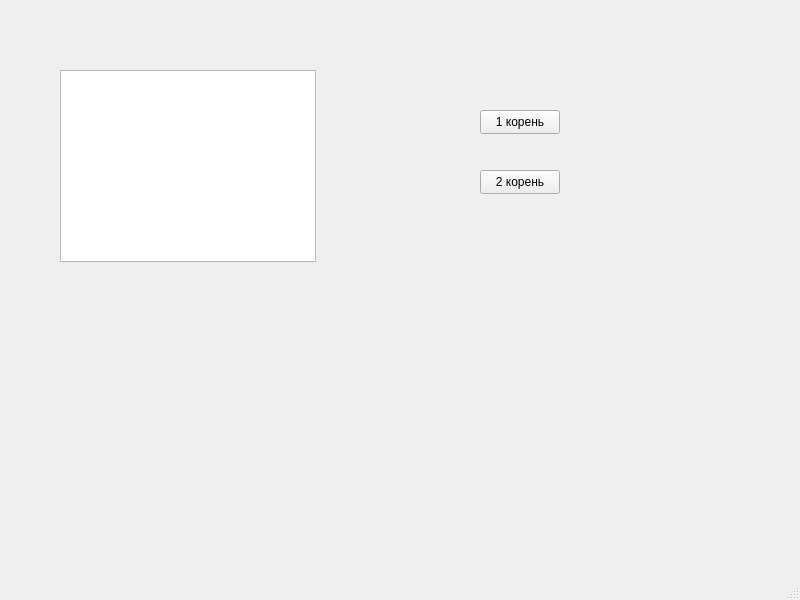
This is lab/mainwindow.ui in Censtro/GAI as Qt 5 draws it before an edit. The edited form follows.
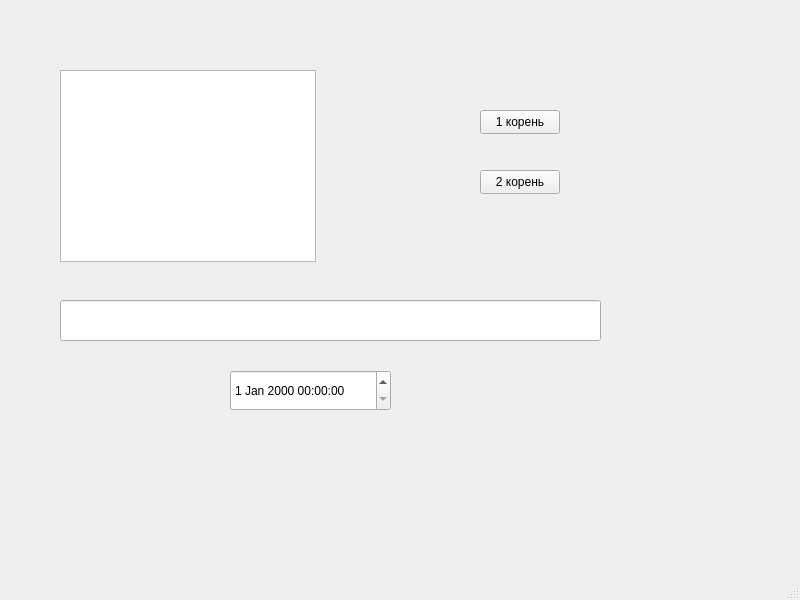
This is the edited form.

The edit to the form file:
```diff
--- a/lab/mainwindow.ui
+++ b/lab/mainwindow.ui
@@ -50,6 +50,26 @@
      <string>2 корень</string>
     </property>
    </widget>
+   <widget class="QLineEdit" name="lineEdit">
+    <property name="geometry">
+     <rect>
+      <x>60</x>
+      <y>300</y>
+      <width>541</width>
+      <height>41</height>
+     </rect>
+    </property>
+   </widget>
+   <widget class="QDateTimeEdit" name="dateTimeEdit">
+    <property name="geometry">
+     <rect>
+      <x>230</x>
+      <y>370</y>
+      <width>161</width>
+      <height>41</height>
+     </rect>
+    </property>
+   </widget>
   </widget>
   <widget class="QMenuBar" name="menubar">
    <property name="geometry">
```
Left out of the diff: 2 changed lines with no effect on the pictures.
